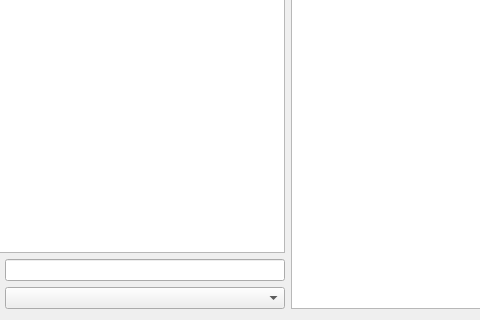
Qt form tweezers.ui (asterix24/Tweezers) before a commit; both pictures show x 92 to 572 and y 159 to 479 of the 760 by 479 pixel window.
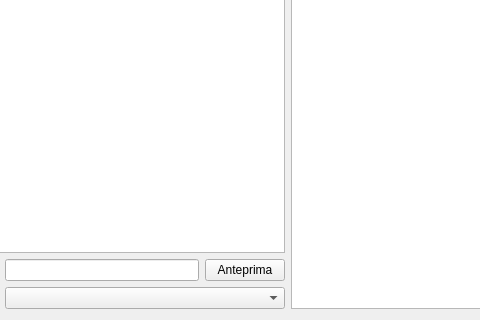
The same form after that commit.

Commit message: Add button to generate preview, to avoid the gui freezing.

What changed in the file:
```diff
--- a/tweezers.ui
+++ b/tweezers.ui
@@ -27,10 +27,10 @@
         </property>
        </widget>
       </item>
-      <item row="6" column="4">
+      <item row="6" column="4" colspan="2">
        <widget class="QComboBox" name="expList"/>
       </item>
-      <item row="4" column="2" colspan="3">
+      <item row="4" column="2" colspan="4">
        <widget class="QTableWidget" name="fileList">
         <property name="editTriggers">
          <set>QAbstractItemView::SelectedClicked</set>
@@ -74,7 +74,7 @@
         </property>
        </widget>
       </item>
-      <item row="0" column="2" colspan="3">
+      <item row="0" column="2" colspan="4">
        <layout class="QVBoxLayout" name="verticalLayout_3">
         <item>
          <layout class="QHBoxLayout" name="horizontalLayout_2">
@@ -136,6 +136,13 @@
         </item>
        </layout>
       </item>
+      <item row="5" column="5">
+       <widget class="QPushButton" name="previewUpdate">
+        <property name="text">
+         <string>Anteprima</string>
+        </property>
+       </widget>
+      </item>
      </layout>
     </item>
     <item row="1" column="3">
```
The commit also changes 2 other files.
